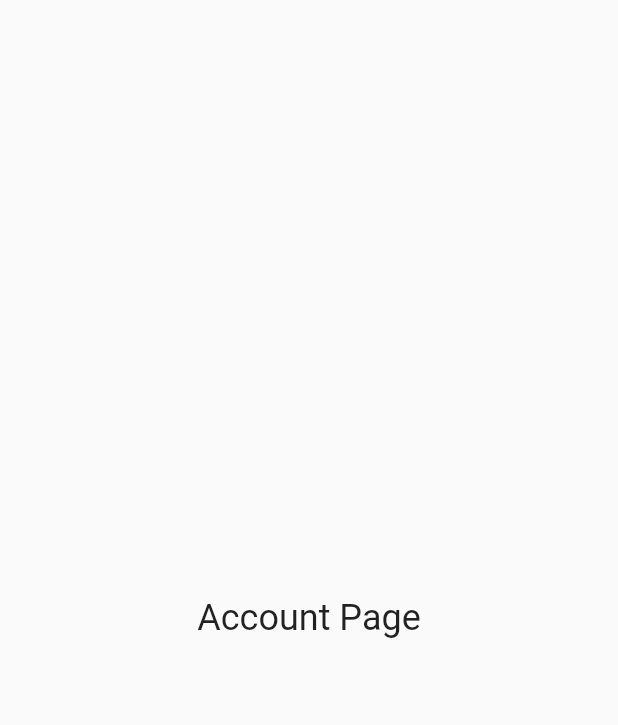
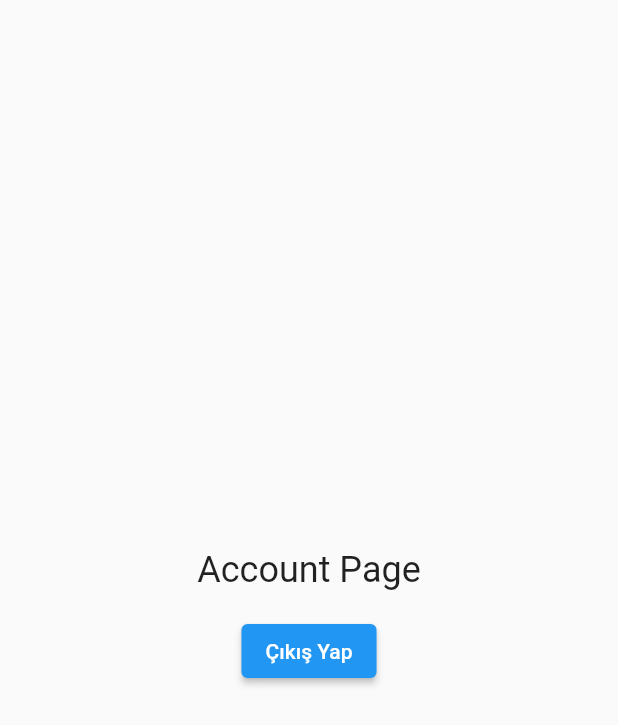
Before and after one commit to demirelarda/AkademiHUBFlutter, a Flutter app: the AccountPage screen opened by its route, on a phone screen of 412 x 824 dp. Shown: the top 725 px of the screen. Run offline on Flutter 3.47's test engine with Material 2 defaults, Android fonts, the phone set to English and light mode, and no system bars; our stand-ins replace firebase_auth, firebase_core; accounts and stored records are empty.

Commit message:
Logout System Added, Routings were fixed.

```diff
--- a/lib/account_page.dart
+++ b/lib/account_page.dart
@@ -1,13 +1,28 @@
+import 'package:akademi_hub_flutter/service/authentication_service.dart';
 import 'package:flutter/material.dart';
 
 class AccountPage extends StatelessWidget {
+  final AuthenticationService _authService = AuthenticationService();
+
   @override
   Widget build(BuildContext context) {
     return Scaffold(
       body: Center(
-        child: Text(
-          'Account Page',
-          style: TextStyle(fontSize: 24),
+        child: Column(
+          mainAxisAlignment: MainAxisAlignment.center,
+          children: [
+            Text(
+              'Account Page',
+              style: TextStyle(fontSize: 24),
+            ),
+            SizedBox(height: 16),
+            ElevatedButton(
+              onPressed: () async {
+                await _authService.signOut();
+              },
+              child: Text('Çıkış Yap'),
+            ),
+          ],
         ),
       ),
     );
--- a/lib/login_page.dart
+++ b/lib/login_page.dart
@@ -74,9 +74,10 @@ class _LoginPageState extends State<LoginPage> {
         if (result != null) {
           ScaffoldMessenger.of(context).showSnackBar(SnackBar(content: Text(result)));
         } else {
-          Navigator.pushNamed(context, '/home');
+
         }
       });
     }
   }
+
 }
```
Also changed, not shown: lib/main.dart (+27 -4 lines).
